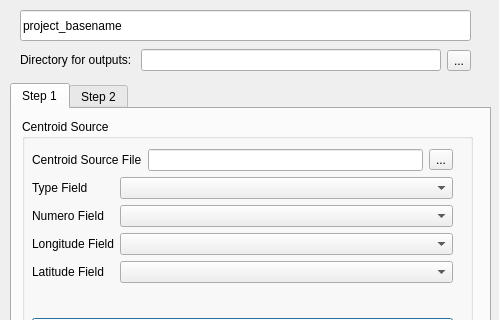
This is plugin/mics_geocode_plugin_dialog.ui in unicef-drp/mics-geocoding as Qt 5 draws it before an edit; both pictures show x 0 to 499 and y 0 to 320 of the 499 by 628 pixel window. The edited form follows.
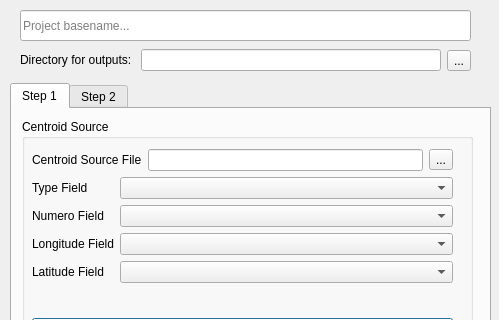
This is the edited form.

Commit message: remove basename default values. force init

```diff
--- a/plugin/mics_geocode_plugin_dialog.ui
+++ b/plugin/mics_geocode_plugin_dialog.ui
@@ -711,7 +711,10 @@
     </rect>
    </property>
    <property name="text">
-    <string>project_basename</string>
+    <string/>
+   </property>
+   <property name="placeholderText">
+    <string>Project basename...</string>
    </property>
   </widget>
   <widget class="QWidget" name="layoutWidget_2">
```
The commit also changes 3 other files.
